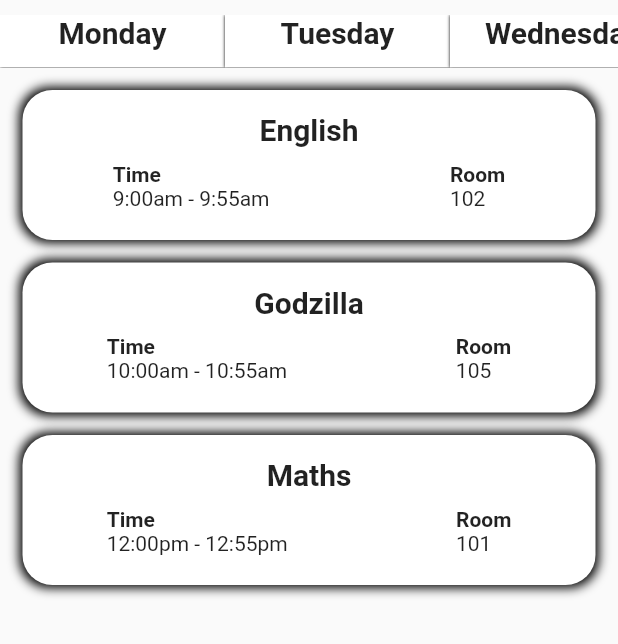
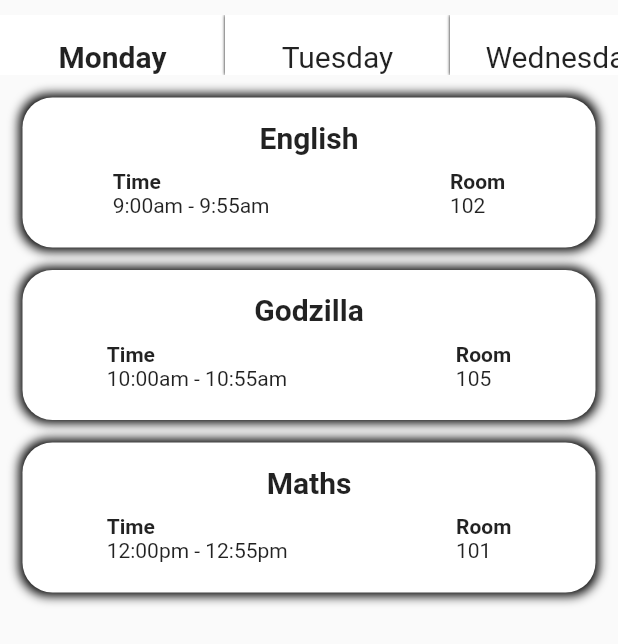
Before and after one commit to Blaze-Community/our_e_college_app, a Flutter app: the TimeTable screen opened directly, on a phone screen of 412 x 824 dp. Shown: the top 644 px of the screen. Run offline on Flutter 3.47's test engine with Material 2 defaults, Android fonts, the phone set to English and light mode, and no system bars; our stand-ins replace curved_navigation_bar, flutter_svg, font_awesome_flutter.

Commit message:
selected day becomes dark

```diff
--- a/lib/components/timetable.dart
+++ b/lib/components/timetable.dart
@@ -7,6 +7,7 @@ class TimeTable extends StatefulWidget {
 }
 
 class _TimeTableState extends State<TimeTable> {
+  String selected = "MONDAY";
   @override
   Widget build(BuildContext context) {
     return Scaffold(
@@ -15,7 +16,7 @@ class _TimeTableState extends State<TimeTable> {
             height: double.infinity,
             child: Column(children: [
               Container(
-                  height: 35,
+                  height: 40,
                   child: ListView(
                     scrollDirection: Axis.horizontal,
                     children: <Widget>[
@@ -28,13 +29,22 @@ class _TimeTableState extends State<TimeTable> {
                               blurRadius: 1.0,
                             )
                           ]),
-                        child: Text(
+                          child: ListTile(
+                            title: Text(
                               "Monday",
                               style: TextStyle(
-                              fontSize: 20, fontWeight: FontWeight.bold),
+                                  fontSize: 20,
+                                  fontWeight: selected == "MONDAY"
+                                      ? FontWeight.bold
+                                      : null),
                               textAlign: TextAlign.center,
                             ),
-                      ),
+                            onTap: () {
+                              setState(() {
+                                selected = "MONDAY";
+                              });
+                            },
+                          )),
                       Container(
                           width: 150.0,
                           decoration:
@@ -44,13 +54,22 @@ class _TimeTableState extends State<TimeTable> {
                               blurRadius: 1.0,
                             )
                           ]),
-                        child: Text(
+                          child: ListTile(
+                            title: Text(
                               "Tuesday",
                               style: TextStyle(
-                              fontSize: 20, fontWeight: FontWeight.bold),
+                                  fontSize: 20,
+                                  fontWeight: selected == "TUESDAY"
+                                      ? FontWeight.bold
+                                      : null),
                               textAlign: TextAlign.center,
                             ),
-                      ),
+                            onTap: () {
+                              setState(() {
+                                selected = "TUESDAY";
+                              });
+                            },
+                          )),
                       Container(
                           width: 150.0,
                           decoration:
@@ -60,13 +79,22 @@ class _TimeTableState extends State<TimeTable> {
                               blurRadius: 1.0,
                             )
                           ]),
-                        child: Text(
+                          child: ListTile(
+                            title: Text(
                               "Wednesday",
                               style: TextStyle(
-                              fontSize: 20, fontWeight: FontWeight.bold),
+                                  fontSize: 20,
+                                  fontWeight: selected == "WEDNESDAY"
+                                      ? FontWeight.bold
+                                      : null),
                               textAlign: TextAlign.center,
                             ),
-                      ),
+                            onTap: () {
+                              setState(() {
+                                selected = "WEDNESDAY";
+                              });
+                            },
+                          )),
                       Container(
                           width: 150.0,
                           decoration:
@@ -76,13 +104,22 @@ class _TimeTableState extends State<TimeTable> {
                               blurRadius: 1.0,
                             )
                           ]),
-                        child: Text(
+                          child: ListTile(
+                            title: Text(
                               "Thursday",
                               style: TextStyle(
-                              fontSize: 20, fontWeight: FontWeight.bold),
+                                  fontSize: 20,
+                                  fontWeight: selected == "THURSDAY"
+                                      ? FontWeight.bold
+                                      : null),
                               textAlign: TextAlign.center,
                             ),
-                      ),
+                            onTap: () {
+                              setState(() {
+                                selected = "THURSDAY";
+                              });
+                            },
+                          )),
                       Container(
                           width: 150.0,
                           decoration:
@@ -92,13 +129,22 @@ class _TimeTableState extends State<TimeTable> {
                               blurRadius: 1.0,
                             )
                           ]),
-                        child: Text(
+                          child: ListTile(
+                            title: Text(
                               "Friday",
                               style: TextStyle(
-                              fontSize: 20, fontWeight: FontWeight.bold),
+                                  fontSize: 20,
+                                  fontWeight: selected == "FRIDAY"
+                                      ? FontWeight.bold
+                                      : null),
                               textAlign: TextAlign.center,
                             ),
-                      ),
+                            onTap: () {
+                              setState(() {
+                                selected = "FRIDAY";
+                              });
+                            },
+                          )),
                     ],
                   )),
               TimeTableBox(
```
Lines whose indentation alone changed are shown as unchanged.
